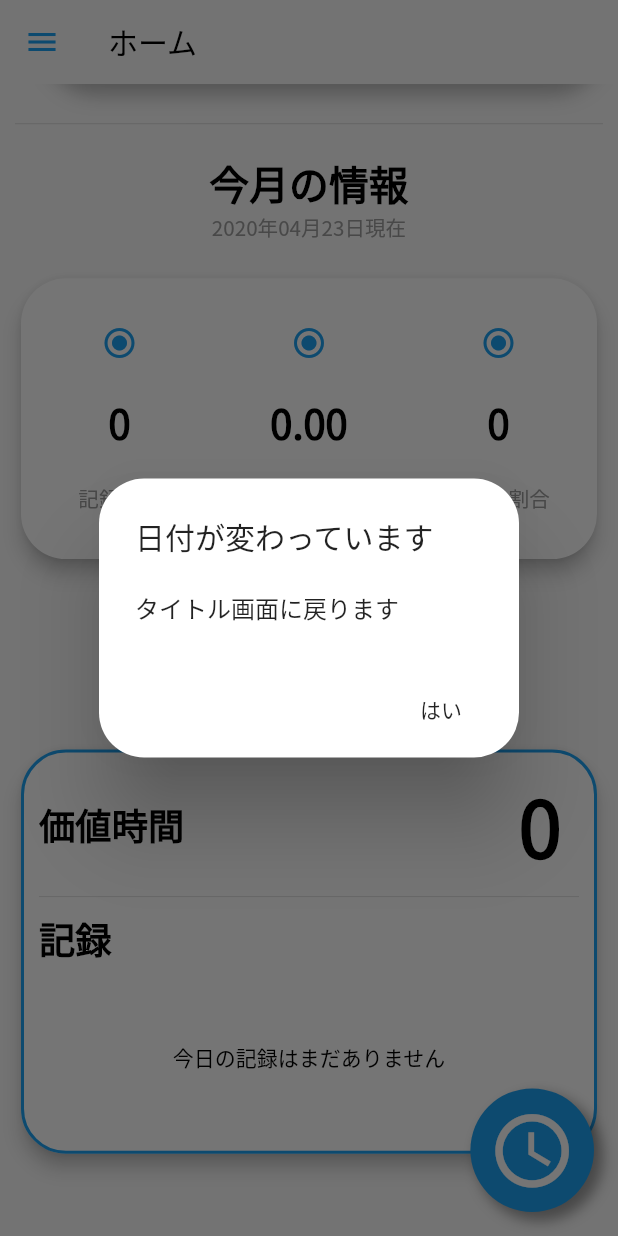
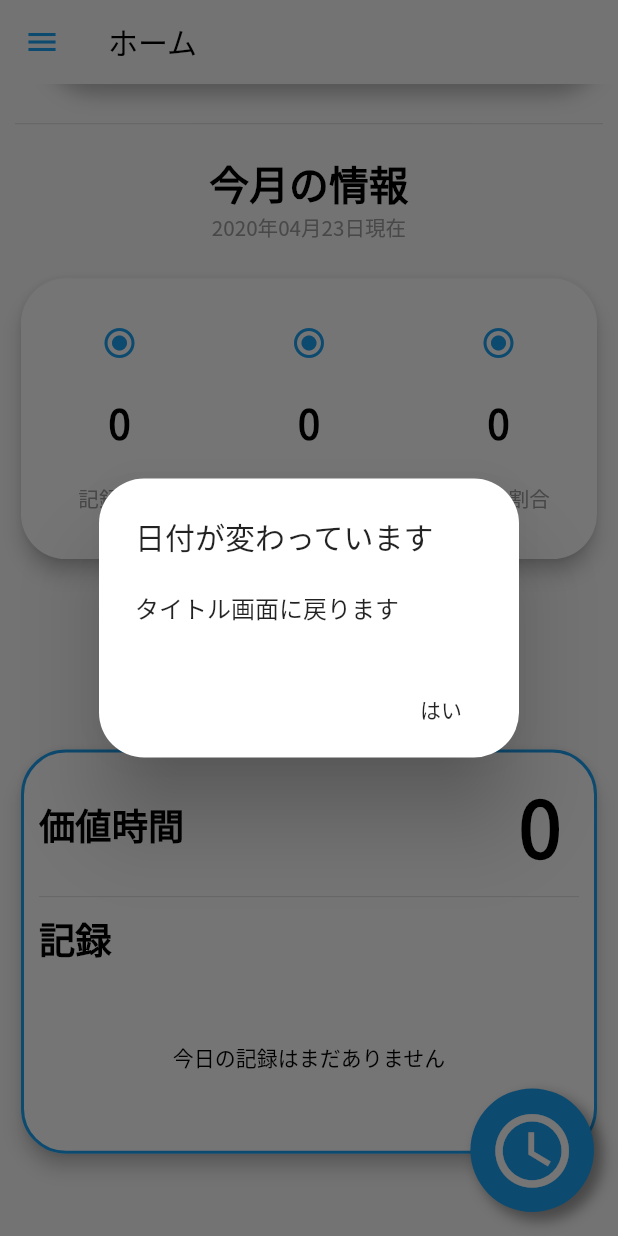
Before and after one commit to thoth000/zikanri, a Flutter app: the HomePage screen opened directly, scrolled down 212 dp, on a phone screen of 412 x 824 dp. Run offline on Flutter 3.47's test engine with Material 2 defaults, Android fonts, the phone set to English and light mode, and no system bars; our stand-ins replace hive, hive_flutter, share; accounts and stored records are empty.

Commit message:
「今月の情報」の表示情報の切り替え

```diff
--- a/lib/home/this_month.dart
+++ b/lib/home/this_month.dart
@@ -29,10 +29,10 @@ class _TMWidgetState extends State<TMWidget> {
               children: <Widget>[
                 _widget(
                   '記録時間',
-                  userData.thisMonthPoint,
+                  userData.thisMonthTime,
                 ),
-                _widget('価値時間', userData.thisMonthValue),
-                _widget('価値の割合', userData.thisMonthAverage),
+                _widget('価値時間', userData.thisMonthGood),
+                _widget('価値の割合', userData.thisMonthPer),
               ],
             ),
           ),
```
